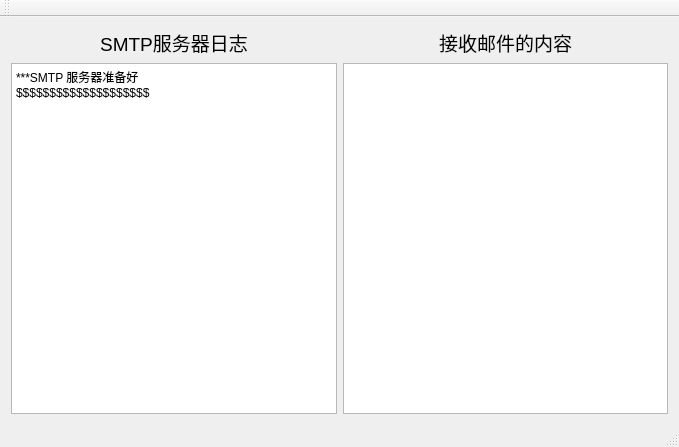
This is server/mainwindow.ui in chendante/Network-homework as Qt 5 draws it before an edit. The edited form follows.
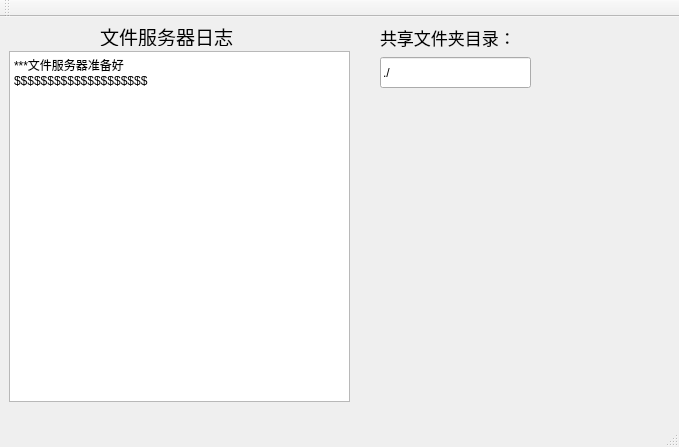
This is the edited form.

```diff
--- a/server/mainwindow.ui
+++ b/server/mainwindow.ui
@@ -14,62 +14,77 @@
    <string>MainWindow</string>
   </property>
   <widget class="QWidget" name="centralWidget">
-   <layout class="QGridLayout" name="gridLayout">
-    <item row="0" column="0">
      <widget class="QLabel" name="label">
-      <property name="font">
-       <font>
-        <pointsize>14</pointsize>
-       </font>
-      </property>
-      <property name="text">
-       <string>SMTP服务器日志</string>
-      </property>
-      <property name="alignment">
-       <set>Qt::AlignCenter</set>
-      </property>
-     </widget>
-    </item>
-    <item row="0" column="1">
-     <widget class="QLabel" name="label_2">
+    <property name="geometry">
+     <rect>
+      <x>100</x>
+      <y>10</y>
+      <width>133</width>
+      <height>19</height>
+     </rect>
+    </property>
       <property name="font">
        <font>
         <pointsize>14</pointsize>
        </font>
       </property>
       <property name="text">
-       <string>接收邮件的内容</string>
+     <string>文件服务器日志</string>
       </property>
       <property name="alignment">
        <set>Qt::AlignCenter</set>
       </property>
      </widget>
-    </item>
-    <item row="1" column="0">
      <widget class="QTextEdit" name="textEdit">
+    <property name="geometry">
+     <rect>
+      <x>9</x>
+      <y>34</y>
+      <width>341</width>
+      <height>351</height>
+     </rect>
+    </property>
       <property name="html">
        <string>&lt;!DOCTYPE HTML PUBLIC &quot;-//W3C//DTD HTML 4.0//EN&quot; &quot;http://www.w3.org/TR/REC-html40/strict.dtd&quot;&gt;
 &lt;html&gt;&lt;head&gt;&lt;meta name=&quot;qrichtext&quot; content=&quot;1&quot; /&gt;&lt;style type=&quot;text/css&quot;&gt;
 p, li { white-space: pre-wrap; }
 &lt;/style&gt;&lt;/head&gt;&lt;body style=&quot; font-family:'SimSun'; font-size:9pt; font-weight:400; font-style:normal;&quot;&gt;
-&lt;p style=&quot; margin-top:0px; margin-bottom:0px; margin-left:0px; margin-right:0px; -qt-block-indent:0; text-indent:0px;&quot;&gt;***SMTP 服务器准备好&lt;/p&gt;
+&lt;p style=&quot; margin-top:0px; margin-bottom:0px; margin-left:0px; margin-right:0px; -qt-block-indent:0; text-indent:0px;&quot;&gt;***文件服务器准备好&lt;/p&gt;
 &lt;p style=&quot; margin-top:0px; margin-bottom:0px; margin-left:0px; margin-right:0px; -qt-block-indent:0; text-indent:0px;&quot;&gt;$$$$$$$$$$$$$$$$$$$$&lt;/p&gt;
 &lt;p style=&quot;-qt-paragraph-type:empty; margin-top:0px; margin-bottom:0px; margin-left:0px; margin-right:0px; -qt-block-indent:0; text-indent:0px;&quot;&gt;&lt;br /&gt;&lt;/p&gt;&lt;/body&gt;&lt;/html&gt;</string>
       </property>
      </widget>
-    </item>
-    <item row="1" column="1">
-     <widget class="QTextBrowser" name="textBrowser">
-      <property name="html">
-       <string>&lt;!DOCTYPE HTML PUBLIC &quot;-//W3C//DTD HTML 4.0//EN&quot; &quot;http://www.w3.org/TR/REC-html40/strict.dtd&quot;&gt;
-&lt;html&gt;&lt;head&gt;&lt;meta name=&quot;qrichtext&quot; content=&quot;1&quot; /&gt;&lt;style type=&quot;text/css&quot;&gt;
-p, li { white-space: pre-wrap; }
-&lt;/style&gt;&lt;/head&gt;&lt;body style=&quot; font-family:'SimSun'; font-size:9pt; font-weight:400; font-style:normal;&quot;&gt;
-&lt;p style=&quot;-qt-paragraph-type:empty; margin-top:0px; margin-bottom:0px; margin-left:0px; margin-right:0px; -qt-block-indent:0; text-indent:0px;&quot;&gt;&lt;br /&gt;&lt;/p&gt;&lt;/body&gt;&lt;/html&gt;</string>
-      </property>
-     </widget>
-    </item>
-   </layout>
+   <widget class="QLineEdit" name="lineEdit">
+    <property name="geometry">
+     <rect>
+      <x>380</x>
+      <y>40</y>
+      <width>151</width>
+      <height>31</height>
+     </rect>
+    </property>
+    <property name="text">
+     <string>./</string>
+    </property>
+   </widget>
+   <widget class="QLabel" name="label_2">
+    <property name="geometry">
+     <rect>
+      <x>380</x>
+      <y>10</y>
+      <width>141</width>
+      <height>20</height>
+     </rect>
+    </property>
+    <property name="font">
+     <font>
+      <pointsize>13</pointsize>
+     </font>
+    </property>
+    <property name="text">
+     <string>共享文件夹目录：</string>
+    </property>
+   </widget>
   </widget>
   <widget class="QMenuBar" name="menuBar">
    <property name="geometry">
```
Lines whose indentation alone changed are shown as unchanged.
